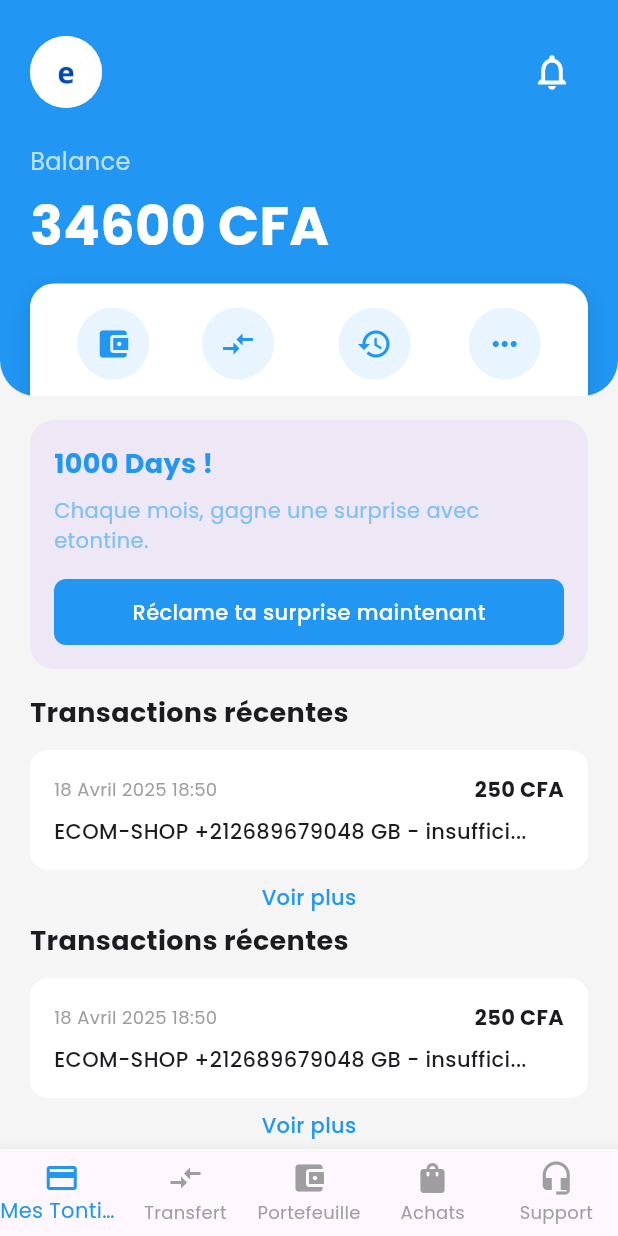
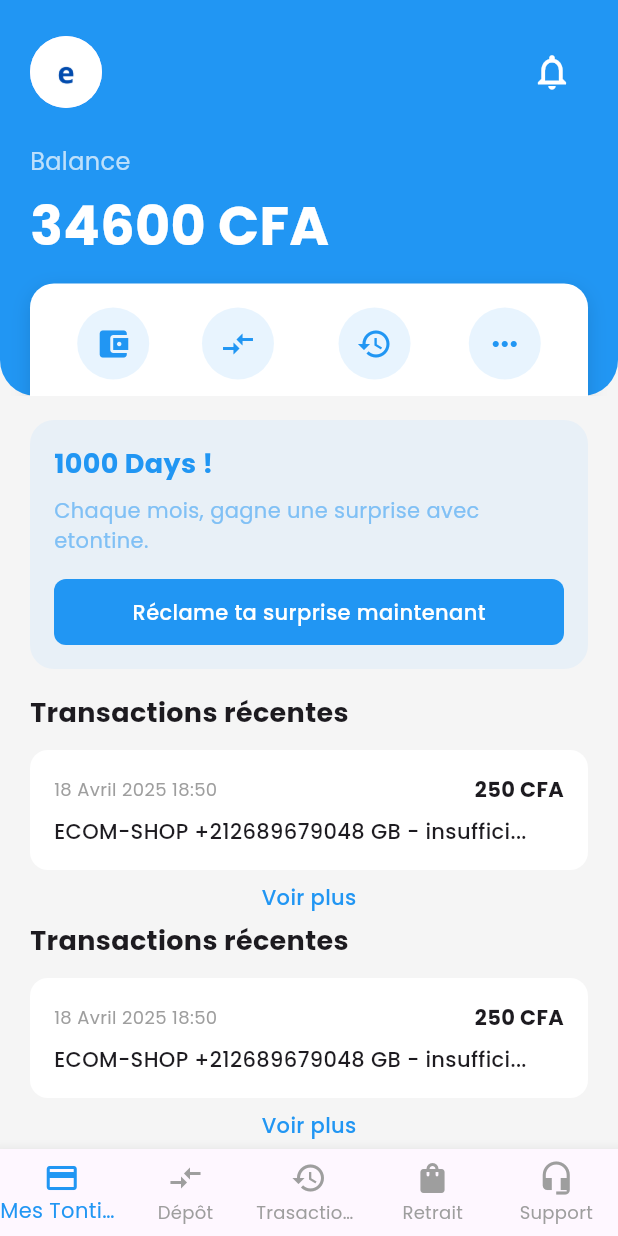
Before and after one commit to joel710/entontine, a Flutter app: the HomeScreen screen opened by its route, on a phone screen of 412 x 824 dp. Run offline on Flutter 3.47's test engine with Material 3 defaults, Android fonts, the phone set to English and light mode, and no system bars; our stand-ins replace google_fonts.

Commit message:
Modification des couleurs

```diff
--- a/lib/home.dart
+++ b/lib/home.dart
@@ -195,7 +195,7 @@ class _HomeScreenState extends State<HomeScreen> {
       padding: const EdgeInsets.symmetric(horizontal: 20),
       child: Container(
         decoration: BoxDecoration(
-          color: Colors.deepPurple.shade50,
+          color: Color.fromARGB(255, 232, 240, 247),
           borderRadius: BorderRadius.circular(16),
         ),
         padding: const EdgeInsets.all(16),
@@ -387,15 +387,15 @@ class _HomeScreenState extends State<HomeScreen> {
         ),
         BottomNavigationBarItem(
           icon: Icon(Icons.compare_arrows),
-          label: 'Transfert',
+          label: 'Dépôt',
         ),
         BottomNavigationBarItem(
-          icon: Icon(Icons.account_balance_wallet),
-          label: 'Portefeuille',
+          icon: Icon(Icons.history),
+          label: 'Trasactions',
         ),
         BottomNavigationBarItem(
           icon: Icon(Icons.shopping_bag),
-          label: 'Achats',
+          label: 'Retrait',
         ),
         BottomNavigationBarItem(
           icon: Icon(Icons.headset_mic),
```
